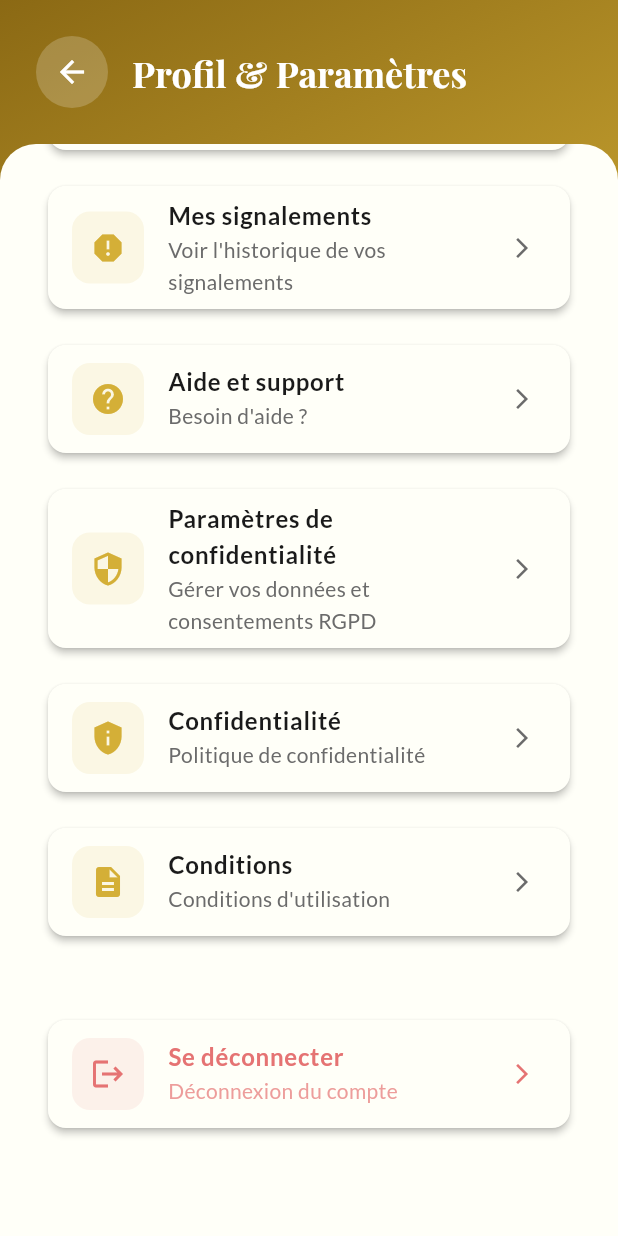
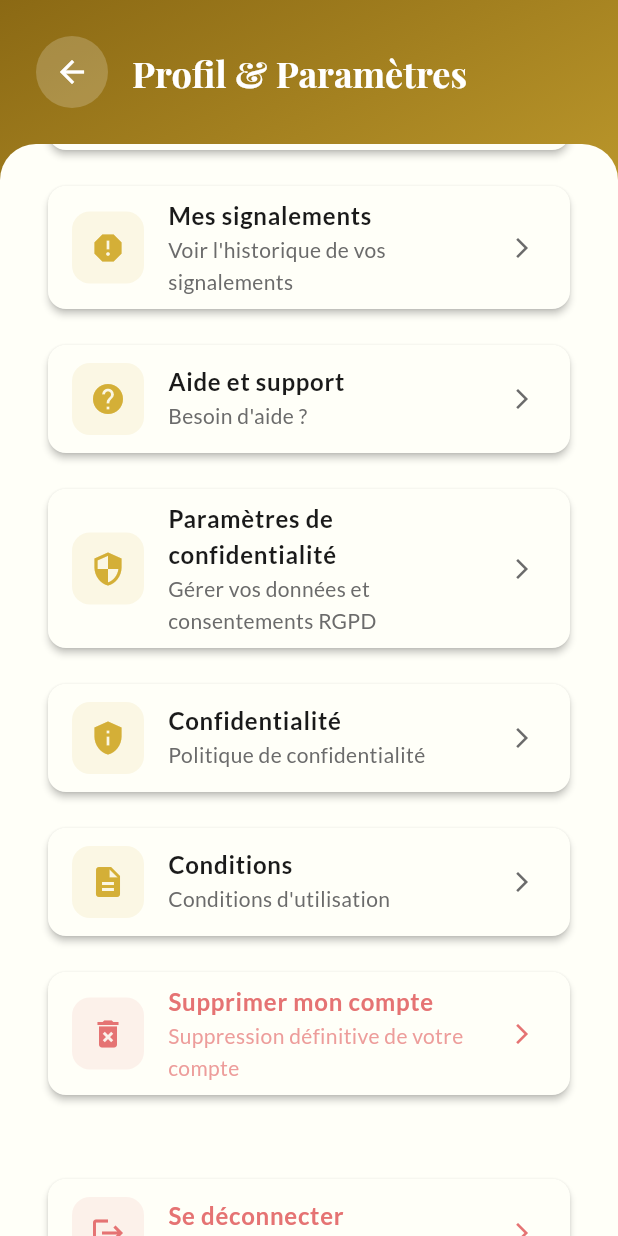
Before and after one commit to marcucus/GoldWen-App-Frontend, a Flutter app: the SettingsPage screen opened by its route, scrolled down 1728 dp, on a phone screen of 412 x 824 dp. Run offline on Flutter 3.47's test engine with Material 3 defaults, Android fonts, the phone set to English and light mode, and no system bars; our stand-ins replace audioplayers, cached_network_image, dio, emoji_picker_flutter, file_picker, firebase_core and 15 more; missing offline and left inert: mixpanel_flutter, purchases_flutter; accounts and stored records are empty; network calls fail; project files that could hold a hidden picture were left out.

Commit message:
Add "Supprimer mon compte" button to settings page
Co-authored-by: marcucus <43345482+marcucus@users.noreply.github.com>

```diff
--- a/lib/features/settings/pages/settings_page.dart
+++ b/lib/features/settings/pages/settings_page.dart
@@ -534,6 +534,14 @@ class _SettingsPageState extends State<SettingsPage> {
           'Conditions d\'utilisation',
           Icons.description,
           () => context.go('/terms'),
+        ),
+        _buildSettingItem(
+          context,
+          'Supprimer mon compte',
+          'Suppression définitive de votre compte',
+          Icons.delete_forever,
+          () => context.go('/account-deletion'),
+          isDestructive: true,
         ),
       ],
     );
```
